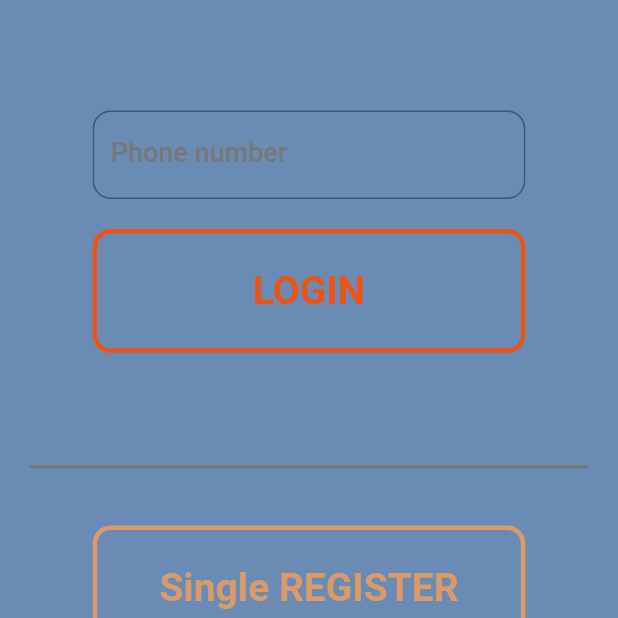
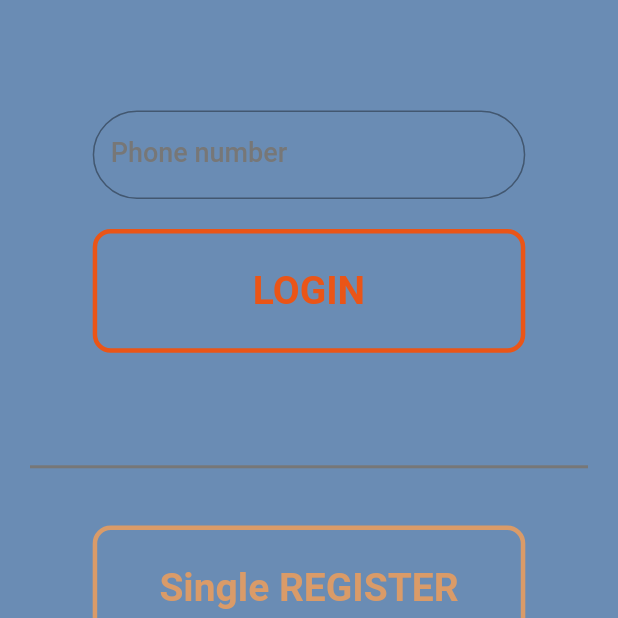
Before and after one commit to seunghwanly/minimarathon, a Flutter app: the screen it shows after launch, on a phone screen of 412 x 824 dp, the part 294-912 px from its top. Run offline on Flutter 3.47's test engine with Material 2 defaults, Android fonts, the phone set to English and light mode, and no system bars; our stand-ins replace firebase_database, flutter_linkify, shared_preferences, webview_flutter; missing offline and left inert: background_location, http_auth, loading_animations; accounts and stored records are empty.

Commit message:
main : textfield decoration added

```diff
--- a/minimarathon/lib/component/header/header.dart
+++ b/minimarathon/lib/component/header/header.dart
@@ -11,11 +11,10 @@ class CustomHeader extends StatelessWidget {
     return new Scaffold(
         appBar: new AppBar(
           title: title,
-          elevation: 2.0,
+          elevation: this.title == "" ? 0.0 : 2.0,
           shadowColor: white,
           backgroundColor: pastelblue,
           // textTheme: TextTheme(headline6: TextStyle(color: white, fontSize: MediaQuery.of(context).size.width / 18, fontWeight: FontWeight.w600)),
-
         ),
         // appBar: new GradientAppBar(
         //   title: title,
--- a/minimarathon/lib/main.dart
+++ b/minimarathon/lib/main.dart
@@ -116,8 +116,8 @@ class _MyHomePageState extends State<MyHomePage> {
                         child: TextField(
                           decoration: InputDecoration(
                             border: OutlineInputBorder(
-                                borderRadius: BorderRadius.circular(12),
-                                borderSide: BorderSide(color: lightgrey)),
+                                borderRadius: BorderRadius.circular(30),
+                                borderSide: BorderSide(color: white)),
                             labelText: 'Phone number',
                             labelStyle: TextStyle(
                                 color: lightgrey,
```
